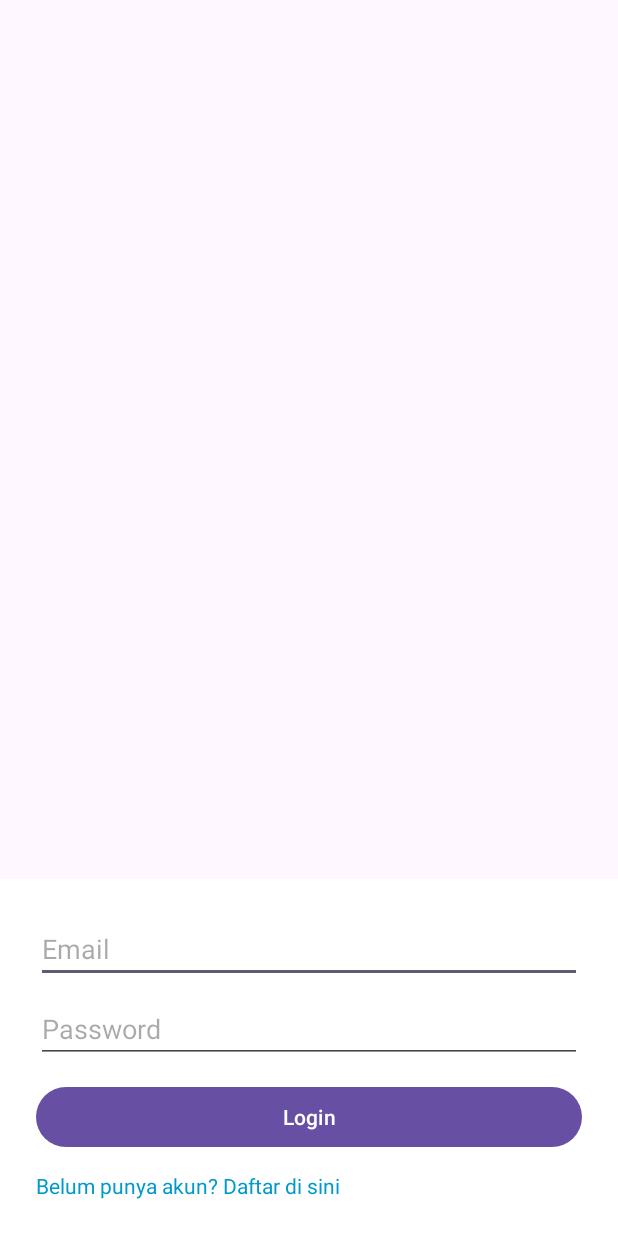
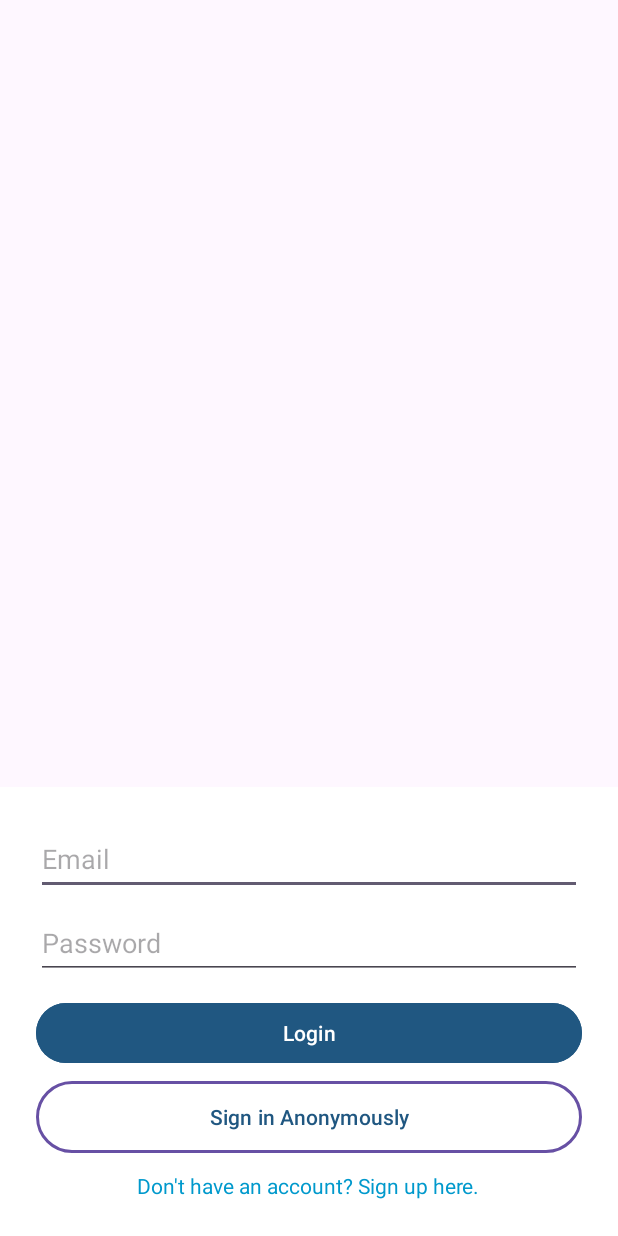
Before and after one commit to Kuahfi/cinelogs, an Android app: the screen it shows after launch (LoginActivity), after a tap on "Skip", on a phone screen of 412 x 824 dp. Run offline under Robolectric (Android 15) with nearby library versions, the phone set to English and light mode, and no system bars; our stand-ins replace Firebase (no records; nobody signed in at launch, a user with empty details on screens opened directly); pictures from the network do not load; 1 statement that could not run was skipped.

Commit message:
Adding Sign In Anonymously button

```diff
--- a/app/src/main/AndroidManifest.xml
+++ b/app/src/main/AndroidManifest.xml
@@ -18,7 +18,7 @@
             android:exported="false" />
         <!-- SplashScreen sebagai entry point utama -->
         <activity
-            android:name=".splashScreen"
+            android:name=".ui.splash.splashScreen"
             android:exported="true">
             <intent-filter>
                 <action android:name="android.intent.action.MAIN" />
--- a/app/src/main/java/com/z0diac/tesapi/MainActivity.kt
+++ b/app/src/main/java/com/z0diac/tesapi/MainActivity.kt
@@ -4,6 +4,8 @@ import android.os.Bundle
 import android.widget.ImageView
 import androidx.appcompat.app.AppCompatActivity
 import com.bumptech.glide.Glide
+import com.z0diac.tesapi.data.api.RetrofitInstance
+import com.z0diac.tesapi.data.model.MovieResponse
 import retrofit2.Call
 import retrofit2.Callback
 import retrofit2.Response
--- a/app/src/main/java/com/z0diac/tesapi/RetrofitInstance.kt
+++ b/app/src/main/java/com/z0diac/tesapi/data/api/RetrofitInstance.kt
@@ -1,4 +1,4 @@
-package com.z0diac.tesapi
+package com.z0diac.tesapi.data.api
 
 import retrofit2.Retrofit
 import retrofit2.converter.gson.GsonConverterFactory
--- a/app/src/main/java/com/z0diac/tesapi/TmdbApi.kt
+++ b/app/src/main/java/com/z0diac/tesapi/data/api/TmdbApi.kt
@@ -1,5 +1,6 @@
-package com.z0diac.tesapi
+package com.z0diac.tesapi.data.api
 
+import com.z0diac.tesapi.data.model.MovieResponse
 import retrofit2.Call
 import retrofit2.http.GET
 import retrofit2.http.Query
--- a/app/src/main/java/com/z0diac/tesapi/MovieResponse.kt
+++ b/app/src/main/java/com/z0diac/tesapi/data/model/MovieResponse.kt
@@ -1,4 +1,4 @@
-package com.z0diac.tesapi
+package com.z0diac.tesapi.data.model
 
 import com.google.gson.annotations.SerializedName
 
--- a/app/src/main/java/com/z0diac/tesapi/data/repository/AuthRepository.kt
+++ b/app/src/main/java/com/z0diac/tesapi/data/repository/auth/AuthRepository.kt
@@ -1,4 +1,4 @@
-package com.z0diac.tesapi.data.repository
+package com.z0diac.tesapi.data.repository.auth
 
 import com.google.firebase.auth.FirebaseAuth
 import com.z0diac.tesapi.data.model.User
--- a/app/src/main/java/com/z0diac/tesapi/ui/auth/LoginActivity.kt
+++ b/app/src/main/java/com/z0diac/tesapi/ui/auth/LoginActivity.kt
@@ -10,10 +10,10 @@ import androidx.appcompat.app.AppCompatActivity
 import com.bumptech.glide.Glide
 import com.google.android.material.bottomsheet.BottomSheetDialog
 import com.google.firebase.auth.FirebaseAuth
-import com.z0diac.tesapi.Movie
-import com.z0diac.tesapi.MovieResponse
+import com.z0diac.tesapi.data.model.Movie
+import com.z0diac.tesapi.data.model.MovieResponse
 import com.z0diac.tesapi.R
-import com.z0diac.tesapi.RetrofitInstance
+import com.z0diac.tesapi.data.api.RetrofitInstance
 import com.z0diac.tesapi.ui.dashboard.DashboardActivity
 import retrofit2.Call
 import retrofit2.Callback
@@ -32,6 +32,13 @@ class LoginActivity : AppCompatActivity() {
         setContentView(R.layout.activity_login)
 
         auth = FirebaseAuth.getInstance()
+
+        if (auth.currentUser != null && auth.currentUser!!.isEmailVerified) {
+            startActivity(Intent(this, DashboardActivity::class.java))
+            finish()
+            return
+        }
+
         posterImageView = findViewById(R.id.ivPoster)
 
         val emailField = findViewById<EditText>(R.id.etEmail)
--- a/app/src/main/java/com/z0diac/tesapi/ui/dashboard/DashboardActivity.kt
+++ b/app/src/main/java/com/z0diac/tesapi/ui/dashboard/DashboardActivity.kt
@@ -4,8 +4,9 @@ import android.content.Intent
 import android.os.Bundle
 import androidx.activity.viewModels
 import androidx.appcompat.app.AppCompatActivity
+import com.google.firebase.auth.FirebaseAuth
 import com.z0diac.tesapi.databinding.ActivityDashboardBinding
-import com.z0diac.tesapi.ui.auth.AuthViewModel
+import com.z0diac.tesapi.viewmodel.AuthViewModel
 import com.z0diac.tesapi.ui.auth.LoginActivity
 
 class DashboardActivity : AppCompatActivity() {
@@ -28,6 +29,7 @@ class DashboardActivity : AppCompatActivity() {
 
         binding.btnLogout.setOnClickListener {
             viewModel.logout()
+            FirebaseAuth.getInstance().signOut() // Pastikan Firebase logout
             startActivity(Intent(this, LoginActivity::class.java))
             finish()
         }
--- a/app/src/main/java/com/z0diac/tesapi/ui/onboarding/OnboardingActivity.kt
+++ b/app/src/main/java/com/z0diac/tesapi/ui/onboarding/OnboardingActivity.kt
@@ -1,5 +1,6 @@
 package com.z0diac.tesapi.ui.onboarding
 
+import android.content.Context
 import android.content.Intent
 import android.os.Bundle
 import android.widget.Button
@@ -36,6 +37,11 @@ class OnboardingActivity : AppCompatActivity() {
         super.onCreate(savedInstanceState)
         setContentView(R.layout.activity_onboarding)
 
+        if (isOnboardingCompleted()) {
+            startActivity(Intent(this, LoginActivity::class.java))
+            finish()
+        }
+
         viewPager = findViewById(R.id.viewPager)
         btnNext = findViewById(R.id.btnNext)
         btnSkip = findViewById(R.id.btnSkip)
@@ -50,6 +56,9 @@ class OnboardingActivity : AppCompatActivity() {
         setupIndicator()
         setCurrentIndicator(0)
 
+        // Mulai auto-swipe
+        handler.postDelayed(autoSwipeRunnable, 5000)
+
         // Listener untuk mengganti teks & indikator saat geser halaman
         viewPager.registerOnPageChangeCallback(object : ViewPager2.OnPageChangeCallback() {
             override fun onPageSelected(position: Int) {
@@ -62,8 +71,13 @@ class OnboardingActivity : AppCompatActivity() {
                 } else {
                     btnNext.text = "Next"
                 }
+
+                // Reset auto-swipe setiap kali user menggeser secara manual
+                handler.removeCallbacks(autoSwipeRunnable)
+                handler.postDelayed(autoSwipeRunnable, 5000)
             }
         })
+
 
         // Tombol Skip -> Langsung ke Login
         btnSkip.setOnClickListener {
@@ -107,4 +121,35 @@ class OnboardingActivity : AppCompatActivity() {
             }
         }
     }
+
+    private val handler = android.os.Handler(android.os.Looper.getMainLooper())
+    private val autoSwipeRunnable = object : Runnable {
+        override fun run() {
+            val nextItem = if (viewPager.currentItem < titles.size - 1) {
+                viewPager.currentItem + 1
+            } else {
+                0 // Kembali ke slide pertama jika sudah di terakhir
+            }
+            viewPager.setCurrentItem(nextItem, true)
+            handler.postDelayed(this, 5000) // Jalankan kembali setelah 5 detik
+        }
+    }
+
+    override fun onDestroy() {
+        super.onDestroy()
+        handler.removeCallbacks(autoSwipeRunnable)
+    }
+
+    private fun isOnboardingCompleted(): Boolean {
+        val sharedPref = getSharedPreferences("onboarding_prefs", Context.MODE_PRIVATE)
+        return sharedPref.getBoolean("onboarding_completed", false)
+    }
+
+    private fun markOnboardingCompleted() {
+        val sharedPref = getSharedPreferences("onboarding_prefs", Context.MODE_PRIVATE)
+        with(sharedPref.edit()) {
+            putBoolean("onboarding_completed", true)
+            apply()
+        }
+    }
 }
--- a/app/src/main/java/com/z0diac/tesapi/splashScreen.kt
+++ b/app/src/main/java/com/z0diac/tesapi/ui/splash/SplashScreen.kt
@@ -1,10 +1,10 @@
-package com.z0diac.tesapi
+package com.z0diac.tesapi.ui.splash
 
 import android.content.Intent
 import android.os.Bundle
 import android.os.Handler
 import androidx.appcompat.app.AppCompatActivity
-import com.z0diac.tesapi.ui.auth.LoginActivity
+import com.z0diac.tesapi.R
 import com.z0diac.tesapi.ui.onboarding.OnboardingActivity
 
 class splashScreen : AppCompatActivity() {
--- a/app/src/main/java/com/z0diac/tesapi/ui/auth/AuthViewModel.kt
+++ b/app/src/main/java/com/z0diac/tesapi/viewmodel/AuthViewModel.kt
@@ -1,4 +1,4 @@
-package com.z0diac.tesapi.ui.auth
+package com.z0diac.tesapi.viewmodel
 
 import androidx.lifecycle.LiveData
 import androidx.lifecycle.MutableLiveData
@@ -6,7 +6,7 @@ import androidx.lifecycle.ViewModel
 import androidx.lifecycle.viewModelScope
 import com.google.firebase.auth.FirebaseAuth
 import com.z0diac.tesapi.data.model.User
-import com.z0diac.tesapi.data.repository.AuthRepository
+import com.z0diac.tesapi.data.repository.auth.AuthRepository
 import kotlinx.coroutines.launch
 
 class AuthViewModel : ViewModel() {
--- /dev/null
+++ b/app/src/main/res/drawable/border_button.xml
@@ -0,0 +1,13 @@
+<shape xmlns:android="http://schemas.android.com/apk/res/android"
+    android:shape="rectangle">
+
+    <!-- Border -->
+    <stroke android:width="2dp" android:color="#205781"/>
+
+    <!-- Sudut Membulat -->
+    <corners android:radius="24dp"/>
+
+    <!-- Background Transparan -->
+    <solid android:color="@android:color/transparent"/>
+
+</shape>
--- a/app/src/main/res/layout/activity_login.xml
+++ b/app/src/main/res/layout/activity_login.xml
@@ -23,7 +23,7 @@
         <EditText
             android:id="@+id/etEmail"
             android:layout_width="match_parent"
-            android:layout_height="wrap_content"
+            android:layout_height="48dp"
             android:hint="Email"
             android:inputType="textEmailAddress"
             android:focusable="true"
@@ -32,7 +32,7 @@
         <EditText
             android:id="@+id/etPassword"
             android:layout_width="match_parent"
-            android:layout_height="wrap_content"
+            android:layout_height="48dp"
             android:hint="Password"
             android:inputType="textPassword"
             android:layout_marginTop="8dp"/>
@@ -42,13 +42,27 @@
             android:layout_width="match_parent"
             android:layout_height="wrap_content"
             android:text="Login"
+            android:backgroundTint="#205781"
             android:layout_marginTop="12dp"/>
+
+        <Button
+            android:id="@+id/btnAnonymousLogin"
+            android:layout_width="match_parent"
+            android:layout_height="wrap_content"
+            android:text="Sign in Anonymously"
+            android:textColor="#205781"
+            android:background="@drawable/border_button"
+            android:layout_marginTop="8dp"
+            android:backgroundTint="@android:color/transparent"
+            android:stateListAnimator="@null"/> <!-- Disable default elevation -->
+
 
         <TextView
             android:id="@+id/btnRegister"
             android:layout_width="wrap_content"
             android:layout_height="wrap_content"
-            android:text="Belum punya akun? Daftar di sini"
+            android:layout_gravity="center"
+            android:text="Don't have an account? Sign up here."
             android:textColor="@android:color/holo_blue_dark"
             android:layout_marginTop="12dp"/>
     </LinearLayout>
```
Also changed, not shown: app/src/main/res/drawable/rounded_dialog.xml (added, +11 -0 lines), app/src/main/res/layout/register_dialog.xml (+4 -4 lines).
